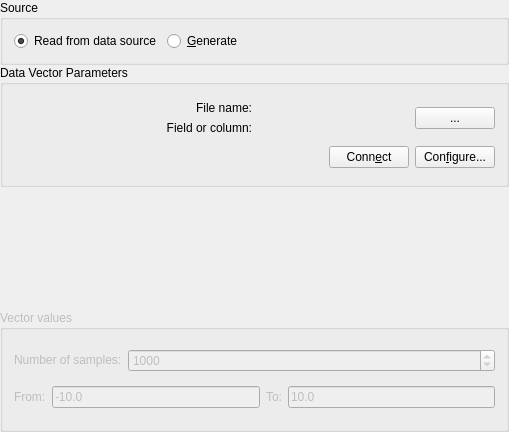
Before: the Qt Designer form kst1kde4/kst/src/libkstapp/vectordialogwidget.ui in Kst-plot/kst-subversion-archive, drawn with Qt 5.
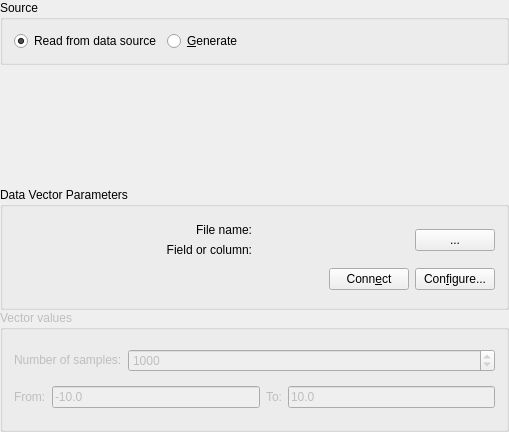
After: the same form once the commit is applied. Custom widgets are drawn as their Qt base class.

The edit to the form file:
```diff
--- a/kst1kde4/kst/src/libkstapp/vectordialogwidget.ui
+++ b/kst1kde4/kst/src/libkstapp/vectordialogwidget.ui
@@ -11,14 +11,14 @@
     <height>432</height>
    </rect>
   </property>
-  <layout class="QGridLayout">
+  <layout class="QVBoxLayout">
    <property name="margin">
     <number>0</number>
    </property>
    <property name="spacing">
     <number>0</number>
    </property>
-   <item row="0" column="0">
+   <item>
     <widget class="QGroupBox" name="sourceGroup">
      <property name="title">
       <string>Source</string>
@@ -69,7 +69,7 @@
      </layout>
     </widget>
    </item>
-   <item row="2" column="0">
+   <item>
     <widget class="KstDataRange" name="_kstDataRange" native="true">
      <property name="sizePolicy">
       <sizepolicy hsizetype="Preferred" vsizetype="MinimumExpanding">
@@ -79,7 +79,7 @@
      </property>
     </widget>
    </item>
-   <item row="1" column="0">
+   <item>
     <widget class="QGroupBox" name="_rvectorGroup">
      <property name="sizePolicy">
       <sizepolicy hsizetype="Preferred" vsizetype="MinimumExpanding">
@@ -185,7 +185,7 @@
      </layout>
     </widget>
    </item>
-   <item row="3" column="0">
+   <item>
     <widget class="QGroupBox" name="_svectorGroup">
      <property name="enabled">
       <bool>false</bool>
```
